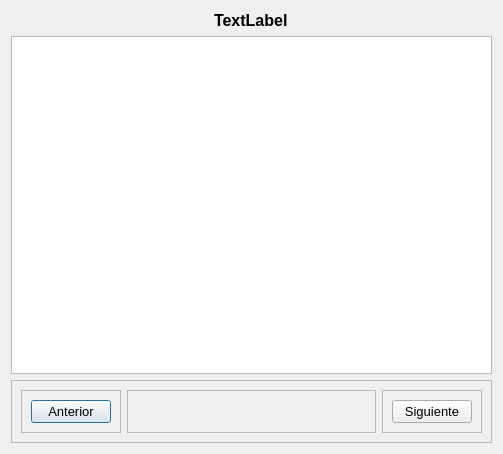
This is help_dialog.ui in albatg/ASIMOV as Qt 5 draws it before an edit. The edited form follows.
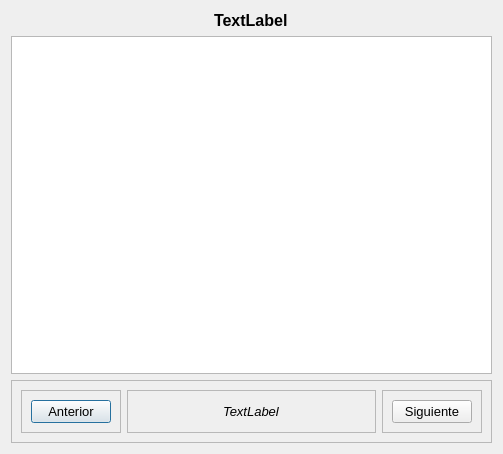
This is the edited form.

The edit to the form file:
```diff
--- a/help_dialog.ui
+++ b/help_dialog.ui
@@ -10,9 +10,18 @@
     <height>454</height>
    </rect>
   </property>
+  <property name="sizePolicy">
+   <sizepolicy hsizetype="Expanding" vsizetype="Preferred">
+    <horstretch>0</horstretch>
+    <verstretch>0</verstretch>
+   </sizepolicy>
+  </property>
   <property name="windowTitle">
    <string>Dialog</string>
   </property>
+  <property name="sizeGripEnabled">
+   <bool>false</bool>
+  </property>
   <layout class="QVBoxLayout" name="verticalLayout">
    <item alignment="Qt::AlignHCenter">
     <widget class="QLabel" name="help_title">
@@ -93,12 +102,39 @@
       </item>
       <item>
        <widget class="QFrame" name="space_frame">
+        <property name="sizePolicy">
+         <sizepolicy hsizetype="Expanding" vsizetype="Minimum">
+          <horstretch>0</horstretch>
+          <verstretch>0</verstretch>
+         </sizepolicy>
+        </property>
         <property name="frameShape">
          <enum>QFrame::StyledPanel</enum>
         </property>
         <property name="frameShadow">
          <enum>QFrame::Raised</enum>
         </property>
+        <layout class="QVBoxLayout" name="verticalLayout_4">
+         <item alignment="Qt::AlignHCenter">
+          <widget class="QLabel" name="warning_label">
+           <property name="sizePolicy">
+            <sizepolicy hsizetype="Expanding" vsizetype="Minimum">
+             <horstretch>0</horstretch>
+             <verstretch>0</verstretch>
+            </sizepolicy>
+           </property>
+           <property name="font">
+            <font>
+             <pointsize>10</pointsize>
+             <italic>true</italic>
+            </font>
+           </property>
+           <property name="text">
+            <string>TextLabel</string>
+           </property>
+          </widget>
+         </item>
+        </layout>
        </widget>
       </item>
       <item>
```
